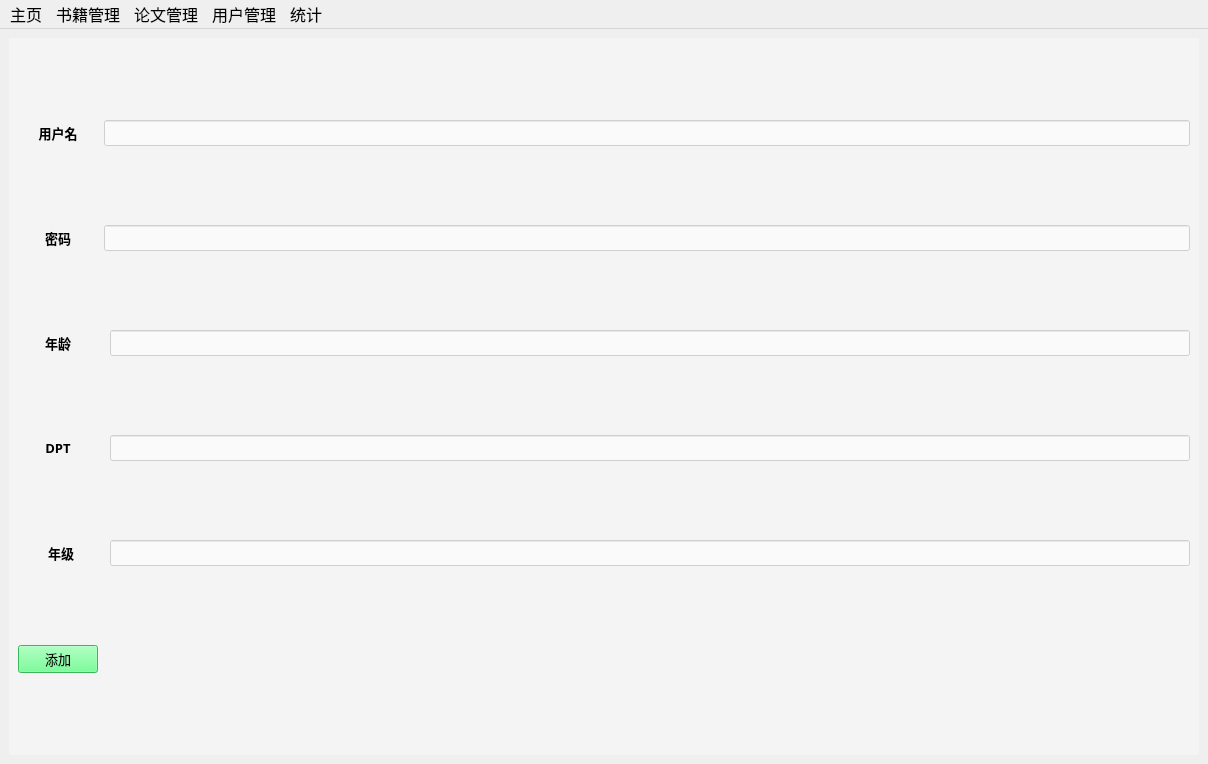
This is admin/frontend/mainWin.ui in sophiefy/WHU-MMS as Qt 5 draws it before an edit. The edited form follows.
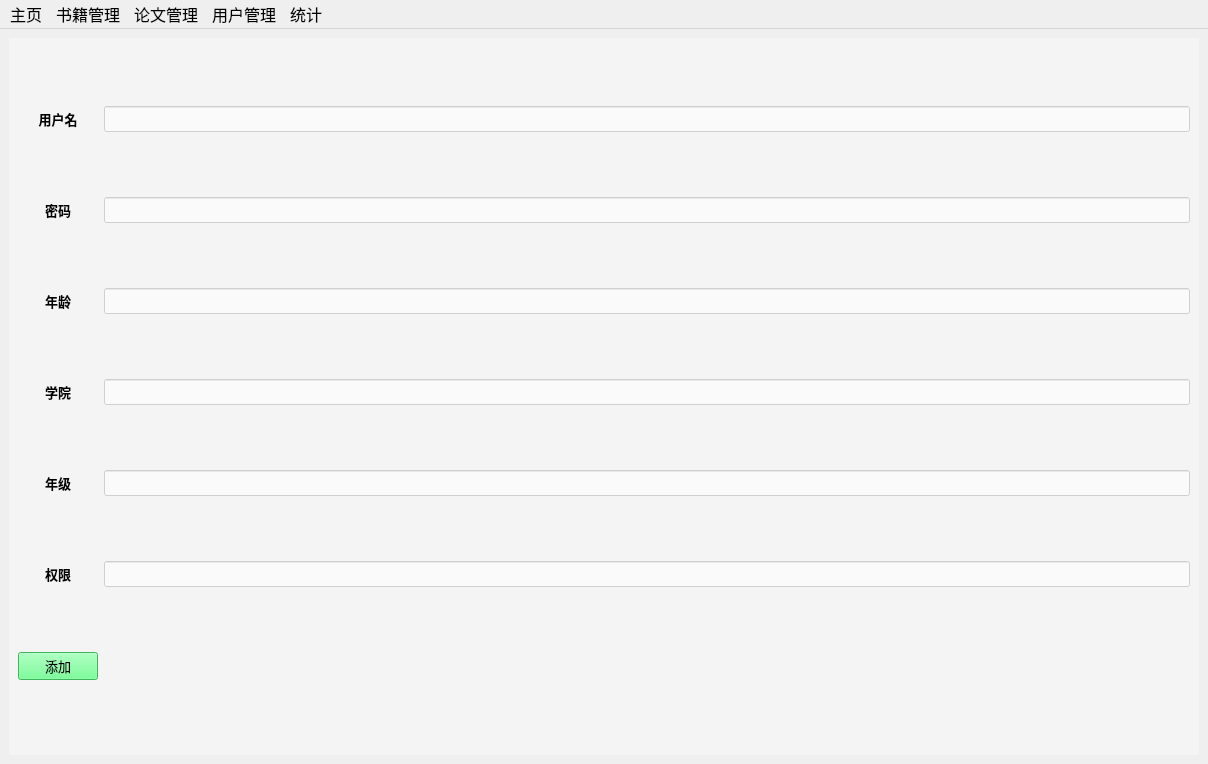
This is the edited form. The open tabs and pages were chosen to show the change. Icons and pictures are not drawn.

```diff
--- a/admin/frontend/mainWin.ui
+++ b/admin/frontend/mainWin.ui
@@ -1519,7 +1519,7 @@
           </property>
          </widget>
         </item>
-        <item row="0" column="1" colspan="2">
+        <item row="0" column="1">
          <widget class="QLineEdit" name="userNameEdit">
           <property name="font">
            <font>
@@ -1554,7 +1554,7 @@
           </property>
          </widget>
         </item>
-        <item row="1" column="1" colspan="2">
+        <item row="1" column="1">
          <widget class="QLineEdit" name="userPasswordEdit">
           <property name="font">
            <font>
@@ -1589,7 +1589,7 @@
           </property>
          </widget>
         </item>
-        <item row="2" column="2">
+        <item row="2" column="1">
          <widget class="QLineEdit" name="userAgeEdit">
           <property name="font">
            <font>
@@ -1617,14 +1617,14 @@
            <string notr="true">background-color: rgba(255, 255, 255, 0);</string>
           </property>
           <property name="text">
-           <string>DPT</string>
+           <string>学院</string>
           </property>
           <property name="alignment">
            <set>Qt::AlignCenter</set>
           </property>
          </widget>
         </item>
-        <item row="3" column="2">
+        <item row="3" column="1">
          <widget class="QLineEdit" name="userDPTEdit">
           <property name="font">
            <font>
@@ -1638,7 +1638,7 @@
           </property>
          </widget>
         </item>
-        <item row="4" column="0" colspan="2">
+        <item row="4" column="0">
          <widget class="QLabel" name="label_44">
           <property name="font">
            <font>
@@ -1659,7 +1659,7 @@
           </property>
          </widget>
         </item>
-        <item row="4" column="2">
+        <item row="4" column="1">
          <widget class="QLineEdit" name="userGradeEdit">
           <property name="font">
            <font>
@@ -1674,6 +1674,41 @@
          </widget>
         </item>
         <item row="5" column="0">
+         <widget class="QLabel" name="label_45">
+          <property name="font">
+           <font>
+            <family>微软雅黑</family>
+            <pointsize>10</pointsize>
+            <weight>75</weight>
+            <bold>true</bold>
+           </font>
+          </property>
+          <property name="styleSheet">
+           <string notr="true">background-color: rgba(255, 255, 255, 0);</string>
+          </property>
+          <property name="text">
+           <string>权限</string>
+          </property>
+          <property name="alignment">
+           <set>Qt::AlignCenter</set>
+          </property>
+         </widget>
+        </item>
+        <item row="5" column="1">
+         <widget class="QLineEdit" name="userPermEdit">
+          <property name="font">
+           <font>
+            <family>微软雅黑</family>
+            <pointsize>10</pointsize>
+           </font>
+          </property>
+          <property name="styleSheet">
+           <string notr="true">background-color: rgba(255, 255, 255, 150);
+</string>
+          </property>
+         </widget>
+        </item>
+        <item row="6" column="0">
          <widget class="QPushButton" name="userAddBtn">
           <property name="font">
            <font>
```
Left out of the diff: 9 changed lines with no effect on the pictures.
